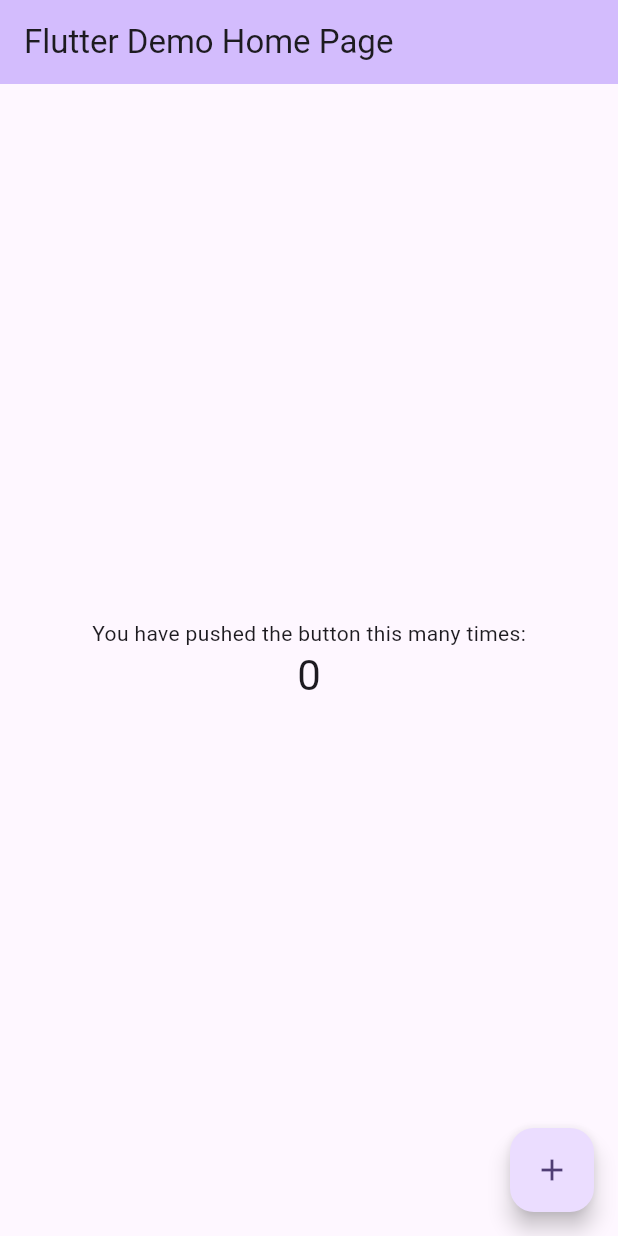
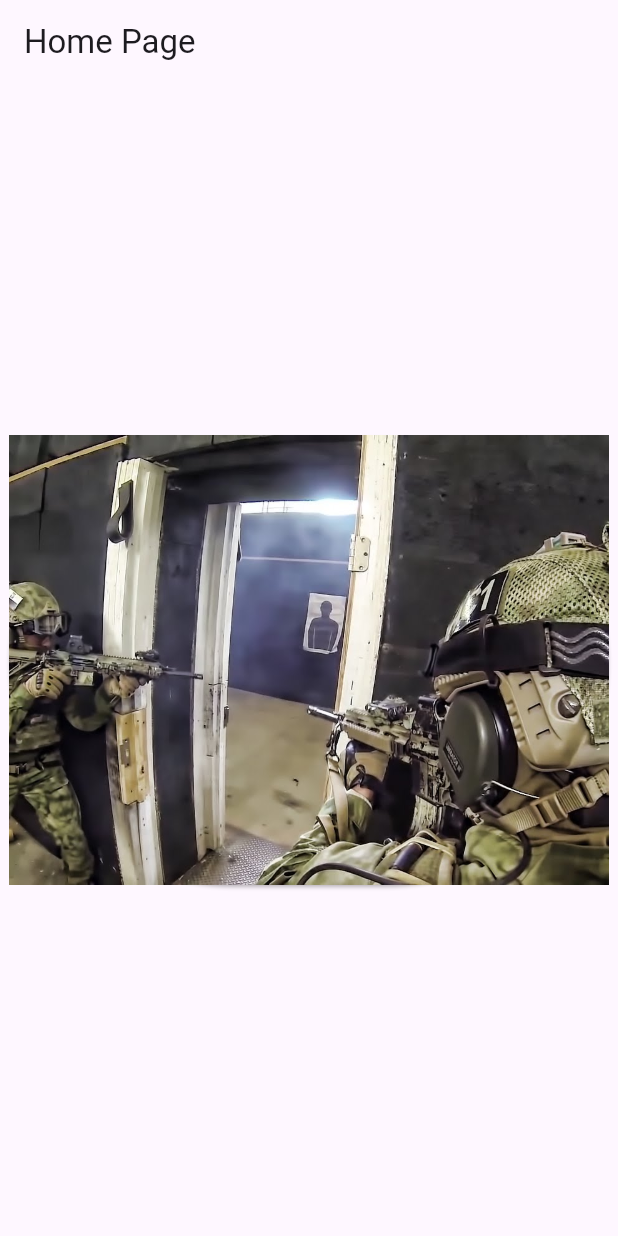
Before and after one commit to WoryszLk/BScThesis, a Flutter app: the screen it shows after launch, on a phone screen of 412 x 824 dp. Run offline on Flutter 3.47's test engine with Material 3 defaults, Android fonts, the phone set to English and light mode, and no system bars; our stand-ins replace firebase_core; accounts and stored records are empty.

Commit message:
Adding an competition view

```diff
--- a/application_supporting_the_management_of_shooting_competitions/lib/main.dart
+++ b/application_supporting_the_management_of_shooting_competitions/lib/main.dart
@@ -1,3 +1,4 @@
+import 'package:application_supporting_the_management_of_shooting_competitions/pages/home_page.dart';
 import 'package:flutter/material.dart';
 
 void main() {
@@ -13,113 +14,10 @@ class MyApp extends StatelessWidget {
     return MaterialApp(
       title: 'Flutter Demo',
       theme: ThemeData(
-        // This is the theme of your application.
-        //
-        // TRY THIS: Try running your application with "flutter run". You'll see
-        // the application has a purple toolbar. Then, without quitting the app,
-        // try changing the seedColor in the colorScheme below to Colors.green
-        // and then invoke "hot reload" (save your changes or press the "hot
-        // reload" button in a Flutter-supported IDE, or press "r" if you used
-        // the command line to start the app).
-        //
-        // Notice that the counter didn't reset back to zero; the application
-        // state is not lost during the reload. To reset the state, use hot
-        // restart instead.
-        //
-        // This works for code too, not just values: Most code changes can be
-        // tested with just a hot reload.
         colorScheme: ColorScheme.fromSeed(seedColor: Colors.deepPurple),
         useMaterial3: true,
       ),
-      home: const MyHomePage(title: 'Flutter Demo Home Page'),
+      home: const HomePage()
     );
   }
 }
-
-class MyHomePage extends StatefulWidget {
-  const MyHomePage({super.key, required this.title});
-
-  // This widget is the home page of your application. It is stateful, meaning
-  // that it has a State object (defined below) that contains fields that affect
-  // how it looks.
-
-  // This class is the configuration for the state. It holds the values (in this
-  // case the title) provided by the parent (in this case the App widget) and
-  // used by the build method of the State. Fields in a Widget subclass are
-  // always marked "final".
-
-  final String title;
-
-  @override
-  State<MyHomePage> createState() => _MyHomePageState();
-}
-
-class _MyHomePageState extends State<MyHomePage> {
-  int _counter = 0;
-
-  void _incrementCounter() {
-    setState(() {
-      // This call to setState tells the Flutter framework that something has
-      // changed in this State, which causes it to rerun the build method below
-      // so that the display can reflect the updated values. If we changed
-      // _counter without calling setState(), then the build method would not be
-      // called again, and so nothing would appear to happen.
-      _counter++;
-    });
-  }
-
-  @override
-  Widget build(BuildContext context) {
-    // This method is rerun every time setState is called, for instance as done
-    // by the _incrementCounter method above.
-    //
-    // The Flutter framework has been optimized to make rerunning build methods
-    // fast, so that you can just rebuild anything that needs updating rather
-    // than having to individually change instances of widgets.
-    return Scaffold(
-      appBar: AppBar(
-        // TRY THIS: Try changing the color here to a specific color (to
-        // Colors.amber, perhaps?) and trigger a hot reload to see the AppBar
-        // change color while the other colors stay the same.
-        backgroundColor: Theme.of(context).colorScheme.inversePrimary,
-        // Here we take the value from the MyHomePage object that was created by
-        // the App.build method, and use it to set our appbar title.
-        title: Text(widget.title),
-      ),
-      body: Center(
-        // Center is a layout widget. It takes a single child and positions it
-        // in the middle of the parent.
-        child: Column(
-          // Column is also a layout widget. It takes a list of children and
-          // arranges them vertically. By default, it sizes itself to fit its
-          // children horizontally, and tries to be as tall as its parent.
-          //
-          // Column has various properties to control how it sizes itself and
-          // how it positions its children. Here we use mainAxisAlignment to
-          // center the children vertically; the main axis here is the vertical
-          // axis because Columns are vertical (the cross axis would be
-          // horizontal).
-          //
-          // TRY THIS: Invoke "debug painting" (choose the "Toggle Debug Paint"
-          // action in the IDE, or press "p" in the console), to see the
-          // wireframe for each widget.
-          mainAxisAlignment: MainAxisAlignment.center,
-          children: <Widget>[
-            const Text(
-              'You have pushed the button this many times:',
-            ),
-            Text(
-              '$_counter',
-              style: Theme.of(context).textTheme.headlineMedium,
-            ),
-          ],
-        ),
-      ),
-      floatingActionButton: FloatingActionButton(
-        onPressed: _incrementCounter,
-        tooltip: 'Increment',
-        child: const Icon(Icons.add),
-      ), // This trailing comma makes auto-formatting nicer for build methods.
-    );
-  }
-}
--- /dev/null
+++ b/application_supporting_the_management_of_shooting_competitions/lib/pages/competition_selector_page.dart
@@ -0,0 +1,21 @@
+import 'package:flutter/material.dart';
+
+class CompetitionSelector extends StatelessWidget {
+  const CompetitionSelector({super.key});
+
+  @override
+  Widget build(BuildContext context) {
+    return Scaffold(
+      appBar: AppBar(
+        title: const Text('Competition Selector'),
+      ),
+      backgroundColor: Colors.grey[300],
+      body: Center(
+        child: Text(
+          'Select a competition',
+          style: TextStyle(fontSize: 24),
+        ),
+      ),
+    );
+  }
+}
--- /dev/null
+++ b/application_supporting_the_management_of_shooting_competitions/lib/pages/home_page.dart
@@ -0,0 +1,35 @@
+import 'package:flutter/material.dart';
+import 'competition_selector_page.dart';  // Dodaj import nowego widoku
+
+class HomePage extends StatelessWidget {
+  const HomePage({super.key});
+
+  @override
+  Widget build(BuildContext context) {
+    return Scaffold(
+      appBar: AppBar(
+        title: const Text('Home Page'),
+      ),
+      body: Center(
+        child: ElevatedButton(
+          onPressed: () {
+            // Przejście do widoku CompetitionSelector
+            Navigator.push(
+              context,
+              MaterialPageRoute(builder: (context) => const CompetitionSelector()),
+            );
+          },
+          style: ElevatedButton.styleFrom(
+            padding: EdgeInsets.zero,
+          ),
+          child: Image.asset(
+            'lib/images/buttonShooters.jpg', // Poprawiona ścieżka
+            width: 400,
+            height: 300,
+            fit: BoxFit.cover,
+          ),
+        ),
+      ),
+    );
+  }
+}
--- a/application_supporting_the_management_of_shooting_competitions/pubspec.yaml
+++ b/application_supporting_the_management_of_shooting_competitions/pubspec.yaml
@@ -53,6 +53,8 @@ dev_dependencies:
 
 # The following section is specific to Flutter packages.
 flutter:
+  assets:
+    - lib/images/buttonShooters.jpg
 
   # The following line ensures that the Material Icons font is
   # included with your application, so that you can use the icons in
```
Also changed, not shown: application_supporting_the_management_of_shooting_competitions/lib/images/buttonShooters.jpg (added).
